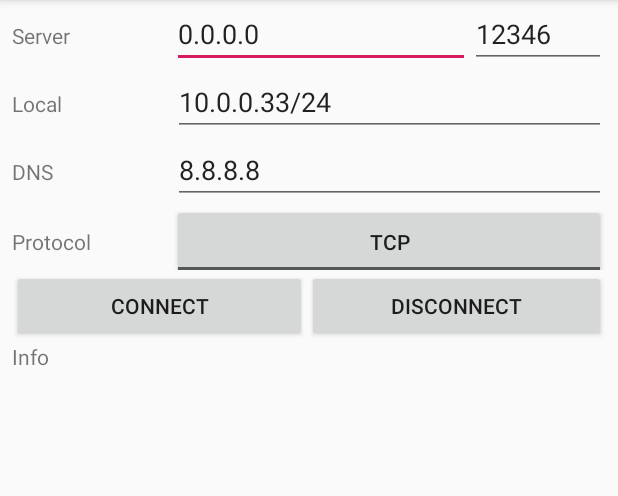
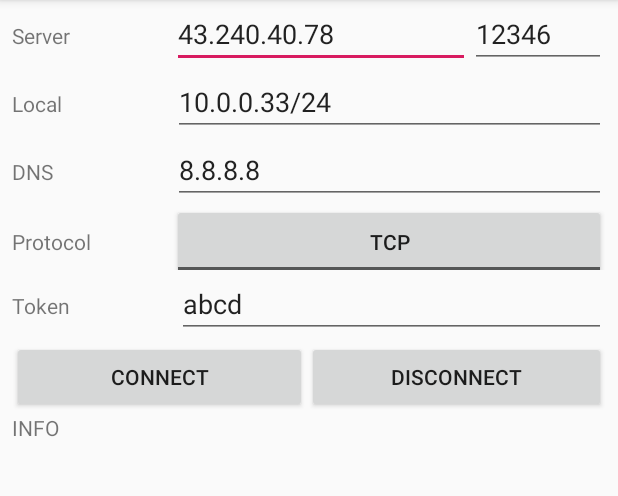
Before and after one commit to xitongsys/pangolin, an Android app: the screen it shows after launch (MainActivity), on a phone screen of 412 x 824 dp, the part 84-580 px from its top. Run offline under Robolectric (Android 15) with nearby library versions, the phone set to English and light mode, and no system bars.

Commit message:
update android

```diff
--- a/androidclient/app/src/main/java/com/example/pangolin/MainActivity.java
+++ b/androidclient/app/src/main/java/com/example/pangolin/MainActivity.java
@@ -22,7 +22,7 @@ import java.nio.channels.DatagramChannel;
 public class MainActivity extends AppCompatActivity {
     private Button btConn, btDisconn;
     private ToggleButton protocolButton;
-    private EditText editServer, editServerPort, editLocal, editDNS;
+    private EditText editServer, editServerPort, editLocal, editDNS, tokenEdit;
     private TextView viewInfo;
     private Thread sendThread;
     SharedPreferences preferences;
@@ -40,6 +40,7 @@ public class MainActivity extends AppCompatActivity {
         editServerPort = findViewById(R.id.serverPortEdit);
         editLocal = findViewById(R.id.localAddrEdit);
         viewInfo = findViewById(R.id.infoTextView);
+        tokenEdit = findViewById(R.id.tokenText);
         editDNS = findViewById(R.id.dnsEdit);
 
         sendThread = null;
@@ -47,10 +48,11 @@ public class MainActivity extends AppCompatActivity {
         preferences = getPreferences(Activity.MODE_PRIVATE);
         preEditor = preferences.edit();
 
-        editServer.setText(preferences.getString("serverIP", "0.0.0.0"));
+        editServer.setText(preferences.getString("serverIP", "43.240.40.78"));
         editServerPort.setText(preferences.getString("serverPort", "12346"));
         editLocal.setText(preferences.getString("localIP", "10.0.0.33/24"));
         editDNS.setText(preferences.getString("dns", "8.8.8.8"));
+        tokenEdit.setText(preferences.getString("token", "abcd"));
 
         btDisconn.setOnClickListener(new View.OnClickListener() {
             @Override
@@ -93,6 +95,7 @@ public class MainActivity extends AppCompatActivity {
             String serverPort = editServerPort.getText().toString();
             String localIp = editLocal.getText().toString();
             String dns = editDNS.getText().toString();
+            String token = tokenEdit.getText().toString();
             String protocol = "tcp";
             if(this.protocolButton.isChecked()){
                 protocol = "udp";
@@ -103,6 +106,7 @@ public class MainActivity extends AppCompatActivity {
             intent.putExtra("serverPort", Integer.parseInt(serverPort));
             intent.putExtra("localIP", localIp);
             intent.putExtra("dns", dns);
+            intent.putExtra("token", token);
             intent.putExtra("protocol", protocol);
             startService(intent);
 
@@ -110,8 +114,9 @@ public class MainActivity extends AppCompatActivity {
             preEditor.putString("serverPort", serverPort);
             preEditor.putString("localIP", localIp);
             preEditor.putString("dns", dns);
+            preEditor.putString("token", token);
+            preEditor.putString("protocol", protocol);
             preEditor.commit();
-
         }
     }
 
--- a/androidclient/app/src/main/res/layout/activity_main.xml
+++ b/androidclient/app/src/main/res/layout/activity_main.xml
@@ -119,6 +119,28 @@
 
         <LinearLayout
             android:layout_width="match_parent"
+            android:layout_height="47dp"
+            android:orientation="horizontal">
+
+            <TextView
+                android:id="@+id/tokenView"
+                android:layout_width="38dp"
+                android:layout_height="wrap_content"
+                android:layout_weight="1"
+                android:text="Token" />
+
+            <EditText
+                android:id="@+id/tokenText"
+                android:layout_width="wrap_content"
+                android:layout_height="wrap_content"
+                android:layout_weight="1"
+                android:ems="10"
+                android:inputType="textPersonName"
+                android:text="abcd" />
+        </LinearLayout>
+
+        <LinearLayout
+            android:layout_width="match_parent"
             android:layout_height="wrap_content"
             android:orientation="horizontal">
 
@@ -147,7 +169,14 @@
             android:id="@+id/infoTextView"
             android:layout_width="match_parent"
             android:layout_height="wrap_content"
-            android:text="Info" />
+            android:text="INFO" />
 
     </LinearLayout>
+
+    <LinearLayout
+        android:layout_width="12dp"
+        android:layout_height="8dp"
+        android:orientation="horizontal"
+        tools:layout_editor_absoluteX="8dp"
+        tools:layout_editor_absoluteY="220dp"></LinearLayout>
 </android.support.constraint.ConstraintLayout>
```
Also changed, not shown: androidclient/app/src/main/java/com/example/pangolin/Compress.java (added, +48 -0 lines), androidclient/app/src/main/java/com/example/pangolin/Encryption.java (added, +39 -0 lines), androidclient/app/src/main/java/com/example/pangolin/PangolinVpnService.java (+28 -100 lines).
